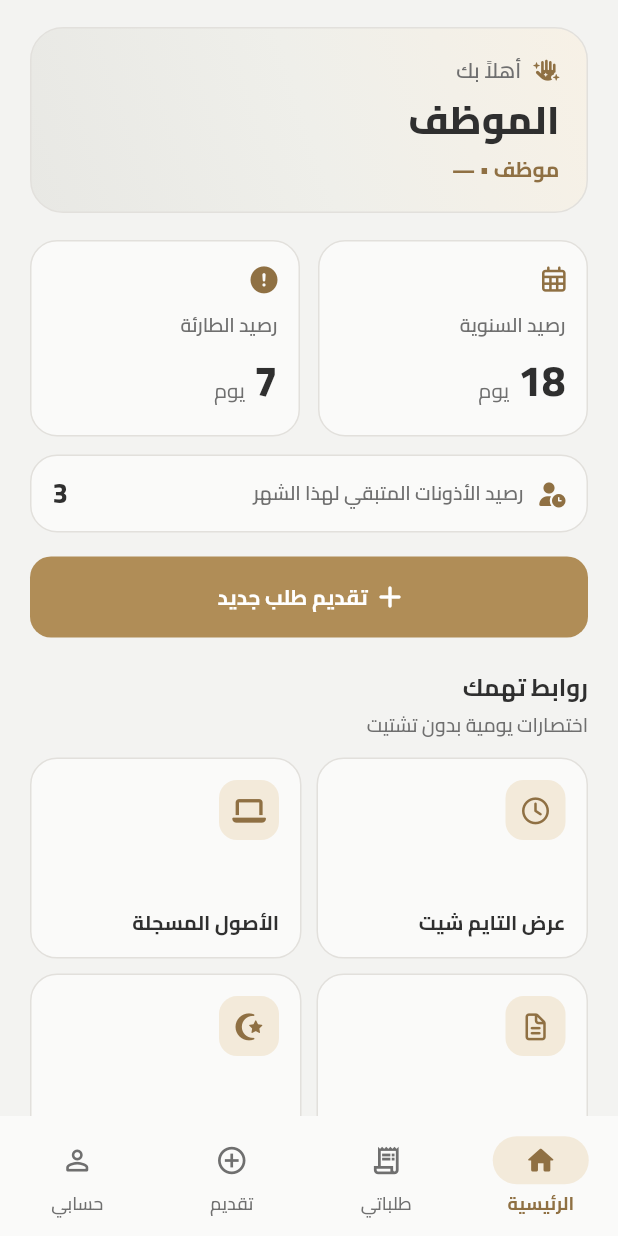
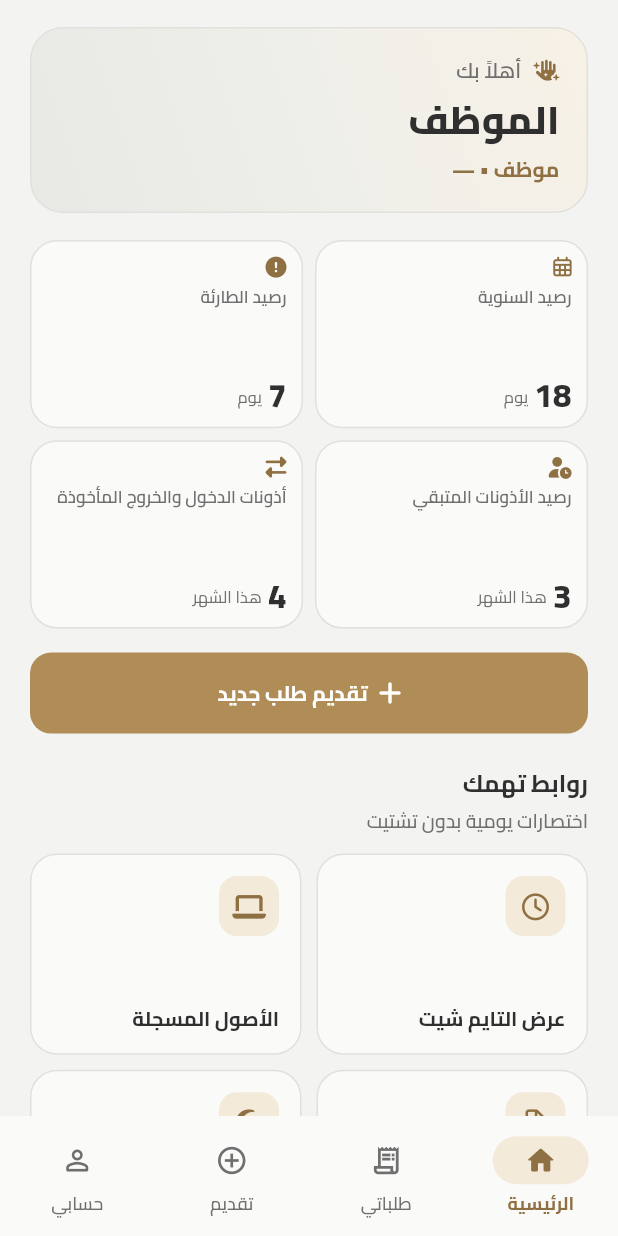
Before and after one commit to halimaElganduzMFZ/daftari_UI, a Flutter app: the MainShell screen opened directly, on a phone screen of 412 x 824 dp. Run offline on Flutter 3.47's test engine with Material 3 defaults, Android fonts, the phone set to English and light mode, and no system bars; our stand-ins replace file_picker, font_awesome_flutter, pdf, printing, shared_preferences; missing offline and left inert: dart:html, dart:ui_web; accounts and stored records are empty.

Commit message:
Shrink home stats into four compact cards including entry/exit permissions.
Replace the two balance cards and permission bar with a 2x2 grid and add
monthly entry/exit permissions taken to the employee dashboard data.

Co-authored-by: unifiedcodeteam <unifiedcodeteam@gmail.com>

```diff
--- a/lib/data/models/employee_dashboard.dart
+++ b/lib/data/models/employee_dashboard.dart
@@ -37,6 +37,7 @@ class EmployeeDashboardData {
     required this.pendingAnnualCount,
     required this.delayPermissionCount,
     required this.earlyLeaveCount,
+    required this.entryExitPermissionsTakenThisMonth,
     required this.requests,
     this.permissionBalanceRemaining,
   });
@@ -47,6 +48,9 @@ class EmployeeDashboardData {
   final int pendingAnnualCount;
   final int delayPermissionCount;
   final int earlyLeaveCount;
+
+  /// عدد أذونات الدخول والخروج المأخوذة خلال هذا الشهر.
+  final int entryExitPermissionsTakenThisMonth;
   final List<EmployeeRequest> requests;
 
   /// رصيد الأذونات المتبقي لهذا الشهر (من index.php).
--- a/lib/data/static/static_employee_dashboard.dart
+++ b/lib/data/static/static_employee_dashboard.dart
@@ -11,6 +11,7 @@ abstract final class StaticEmployeeDashboard {
     pendingAnnualCount: 0,
     delayPermissionCount: 2,
     earlyLeaveCount: 1,
+    entryExitPermissionsTakenThisMonth: 4,
     requests: _buildHistory(),
   );
 
--- a/lib/features/home/home_screen.dart
+++ b/lib/features/home/home_screen.dart
@@ -60,35 +60,39 @@ class _HomeScreenState extends State<HomeScreen> {
           SliverToBoxAdapter(
             child: Padding(
               padding: const EdgeInsets.fromLTRB(20, 14, 20, 8),
-              child: Row(
+              child: GridView.count(
+                shrinkWrap: true,
+                physics: const NeverScrollableScrollPhysics(),
+                crossAxisCount: 2,
+                mainAxisSpacing: 8,
+                crossAxisSpacing: 8,
+                childAspectRatio: 1.45,
                 children: [
-                  Expanded(
-                    child: _BalanceCard(
+                  _BalanceCard(
                     title: 'رصيد السنوية',
                     value: '${data.annualBalance}',
                     unit: 'يوم',
                     icon: FontAwesomeIcons.calendarDays,
                   ),
-                  ),
-                  const SizedBox(width: 12),
-                  Expanded(
-                    child: _BalanceCard(
+                  _BalanceCard(
                     title: 'رصيد الطارئة',
                     value: '${data.emergencyBalance}',
                     unit: 'يوم',
                     icon: FontAwesomeIcons.circleExclamation,
                   ),
+                  _BalanceCard(
+                    title: 'رصيد الأذونات المتبقي',
+                    value: '${data.permissionBalanceRemaining ?? 0}',
+                    unit: 'هذا الشهر',
+                    icon: FontAwesomeIcons.userClock,
+                  ),
+                  _BalanceCard(
+                    title: 'أذونات الدخول والخروج المأخوذة',
+                    value: '${data.entryExitPermissionsTakenThisMonth}',
+                    unit: 'هذا الشهر',
+                    icon: FontAwesomeIcons.rightLeft,
                   ),
                 ],
-              ),
-            ),
-          ),
-          if (data.permissionBalanceRemaining != null)
-            SliverToBoxAdapter(
-              child: Padding(
-                padding: const EdgeInsets.fromLTRB(20, 4, 20, 8),
-                child: _PermissionBalanceBar(
-                  remaining: data.permissionBalanceRemaining!,
               ),
             ),
           ),
@@ -421,82 +425,54 @@ class _BalanceCard extends StatelessWidget {
   @override
   Widget build(BuildContext context) {
     return AppSurface(
-      padding: const EdgeInsets.fromLTRB(14, 16, 14, 16),
+      padding: const EdgeInsets.fromLTRB(10, 10, 10, 10),
       child: Column(
         crossAxisAlignment: CrossAxisAlignment.start,
         children: [
-          FaIcon(icon, color: AppColors.goldDeep, size: 18),
-          const SizedBox(height: 12),
-          Text(
+          FaIcon(icon, color: AppColors.goldDeep, size: 14),
+          const SizedBox(height: 6),
+          Expanded(
+            child: Text(
               title,
+              maxLines: 2,
+              overflow: TextOverflow.ellipsis,
               style: const TextStyle(
                 color: AppColors.slate,
-              fontSize: 13,
+                fontSize: 11.5,
                 fontWeight: FontWeight.w600,
+                height: 1.25,
               ),
             ),
-          const SizedBox(height: 8),
+          ),
+          const SizedBox(height: 4),
           Row(
             crossAxisAlignment: CrossAxisAlignment.end,
             children: [
               Text(
                 value,
                 style: const TextStyle(
-                  fontSize: 28,
+                  fontSize: 22,
                   fontWeight: FontWeight.w800,
                   color: AppColors.charcoal,
+                  height: 1,
                 ),
               ),
-              const SizedBox(width: 6),
-              Padding(
-                padding: const EdgeInsets.only(bottom: 4),
+              const SizedBox(width: 4),
+              Flexible(
+                child: Padding(
+                  padding: const EdgeInsets.only(bottom: 2),
                   child: Text(
                     unit,
-                  style: const TextStyle(color: AppColors.slate),
+                    maxLines: 1,
+                    overflow: TextOverflow.ellipsis,
+                    style: const TextStyle(
+                      color: AppColors.slate,
+                      fontSize: 11,
+                    ),
+                  ),
                 ),
               ),
             ],
-          ),
-        ],
-      ),
-    );
-  }
-}
-
-class _PermissionBalanceBar extends StatelessWidget {
-  const _PermissionBalanceBar({required this.remaining});
-
-  final int remaining;
-
-  @override
-  Widget build(BuildContext context) {
-    return AppSurface(
-      padding: const EdgeInsets.symmetric(horizontal: 14, vertical: 12),
-      child: Row(
-        children: [
-          const FaIcon(
-            FontAwesomeIcons.userClock,
-            color: AppColors.goldDeep,
-            size: 16,
-          ),
-          const SizedBox(width: 10),
-          const Expanded(
-            child: Text(
-              'رصيد الأذونات المتبقي لهذا الشهر',
-              style: TextStyle(
-                color: AppColors.slate,
-                fontWeight: FontWeight.w600,
-                fontSize: 13,
-              ),
-            ),
-          ),
-          Text(
-            '$remaining',
-            style: const TextStyle(
-              fontWeight: FontWeight.w800,
-              fontSize: 18,
-              color: AppColors.charcoal,
-            ),
           ),
         ],
       ),
```
Lines whose indentation alone changed are shown as unchanged.
